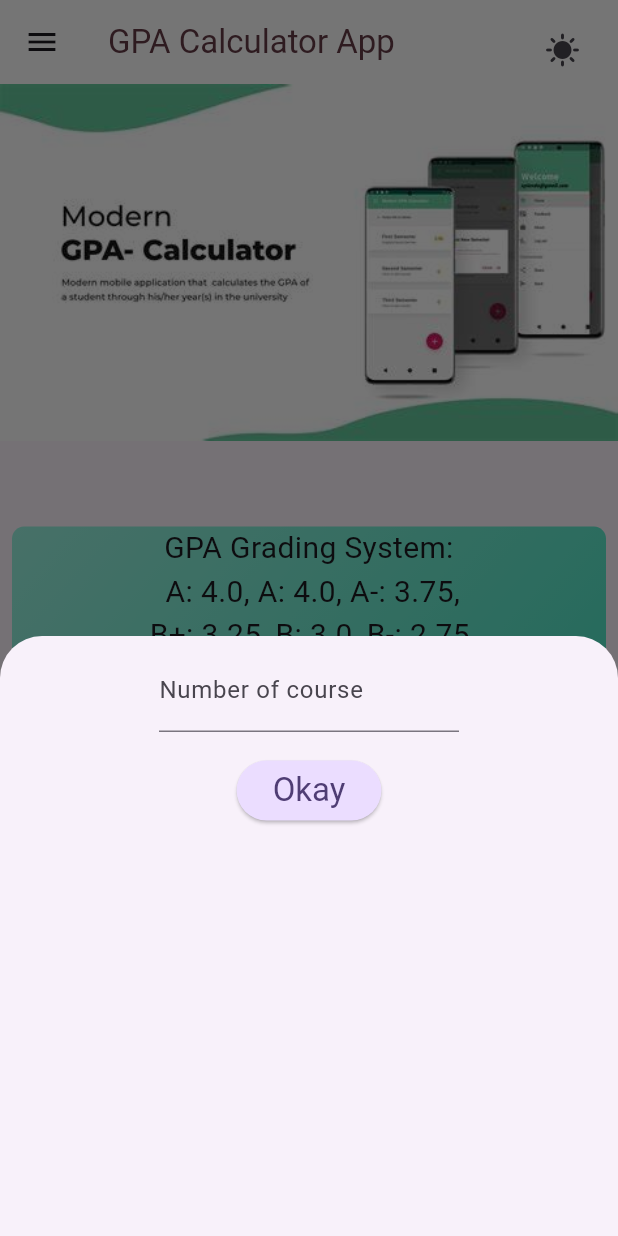
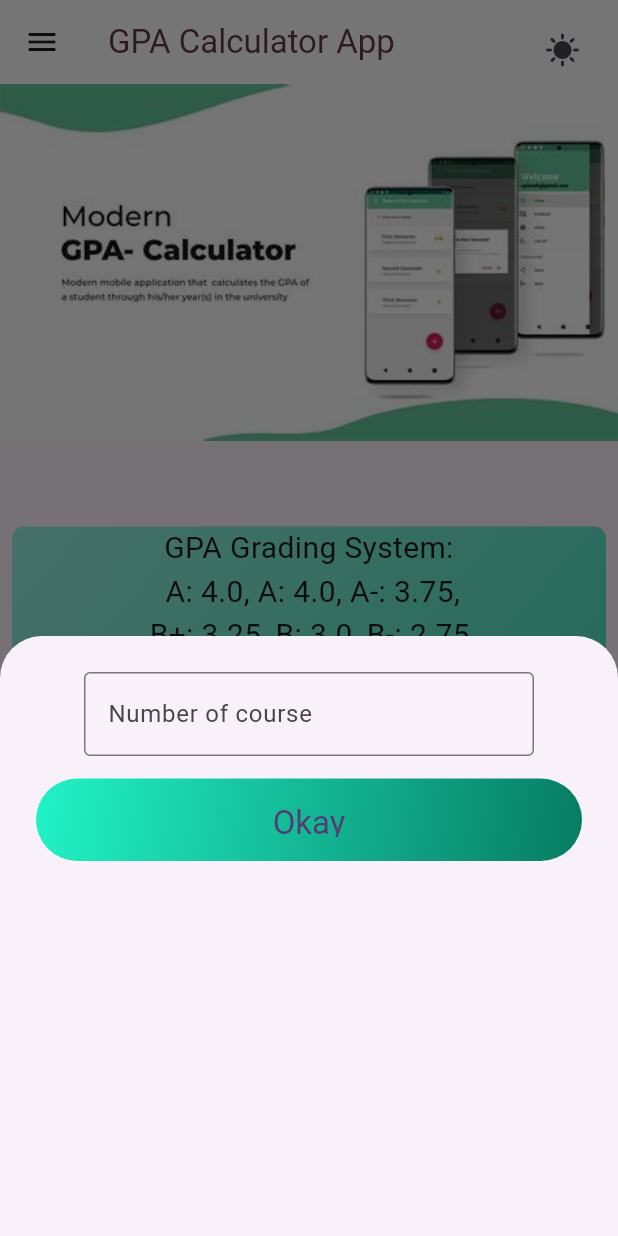
Before and after one commit to Fuadseid/GPA-calculator-project, a Flutter app: the screen it shows after launch, after a tap on "Start", on a phone screen of 412 x 824 dp. Run offline on Flutter 3.47's test engine with Material 3 defaults, Android fonts, the phone set to English and light mode, and no system bars; our stand-ins replace flutter_riverpod, google_fonts.

Commit message:
some update

```diff
--- a/lib/screen/home_screen.dart
+++ b/lib/screen/home_screen.dart
@@ -39,10 +39,28 @@ class _HomeScreenState extends State<HomeScreen>
     _animationcontroller.forward();
   }
 
+  void showErrorDialog(String message) {
+    showDialog(
+      context: context,
+      builder: (context) {
+        return AlertDialog(
+          title: const Text("Error"),
+          content: Text(message),
+          actions: [
+            TextButton(
+              onPressed: () => Navigator.of(context).pop(),
+              child: const Text("OK"),
+            ),
+          ],
+        );
+      },
+    );
+  }
+
   @override
   void dispose() {
     _numberofCourseController.dispose();
-    _animationcontroller.dispose(); // Dispose of the controller
+    _animationcontroller.dispose();
     super.dispose();
   }
 
@@ -65,28 +83,52 @@ class _HomeScreenState extends State<HomeScreen>
             child: Center(
               child: Padding(
                 padding: const EdgeInsets.all(8.0),
+                child: Padding(
+                  padding: const EdgeInsets.all(16.0),
                   child: Column(
+
                     crossAxisAlignment: CrossAxisAlignment.center,
                     children: [
                       Container(
-                      width: 200,
+                        width: 300,
                         alignment: Alignment.center,
+
                         child: TextField(
                           controller: _numberofCourseController,
                           keyboardType: TextInputType.number,
                           decoration: const InputDecoration(
                             labelText: 'Number of course',
+                            border: OutlineInputBorder(),
                           ),
                         ),
                       ),
                       const SizedBox(height: 15),
-                    ElevatedButton(
-                      onPressed: _addFormScreen,
-                      style: ButtonStyle(
-                        backgroundColor: MaterialStateProperty.all(
-                          Theme.of(context).colorScheme.primaryContainer,
+                      Container(
+                        height: 55,
+                        width: double.infinity,
+                        padding:const EdgeInsets.all(8),
+                      decoration: const BoxDecoration(
+                    gradient: LinearGradient(
+                        begin: Alignment.topLeft,
+                        end: Alignment.bottomRight,
+                        colors: [
+                          const Color.fromARGB(255, 33, 243, 198),
+                          const Color.fromARGB(255, 7, 123, 98)
+                        ]),
+                    borderRadius: BorderRadius.all(Radius.circular(100)),
                   ),
-                      ),
+                        child: TextButton(
+                          onPressed: () {
+
+                            if (_numberofCourseController.text.isEmpty ||
+                                double.tryParse(_numberofCourseController.text) ==
+                                    null) {
+                              showErrorDialog(
+                                  "Please fill The Number of The Course.");
+                            } else {
+                              _addFormScreen();
+                            }
+                          },
                           child: Text(
                             'Okay',
                             style: Theme.of(context).textTheme.titleLarge!.copyWith(
@@ -96,7 +138,9 @@ class _HomeScreenState extends State<HomeScreen>
                                 ),
                           ),
                         ),
+                      ),
                     ],
+                  ),
                 ),
               ),
             ),
@@ -165,7 +209,7 @@ class _HomeScreenState extends State<HomeScreen>
       ),
     );
     Widget? content1;
-    if (gpa > 3.0) {
+    if (gpa >= 3.0) {
       content1 = Center(
         child: Container(
           width: 400,
@@ -212,7 +256,7 @@ class _HomeScreenState extends State<HomeScreen>
           ),
         ),
       );
-    } else if (gpa > 2.5 && gpa < 3.0) {
+    } else if (gpa >= 2.5 && gpa < 3.0) {
       content1 = Center(
         child: Container(
           width: 400,
```
Lines whose indentation alone changed are shown as unchanged.
